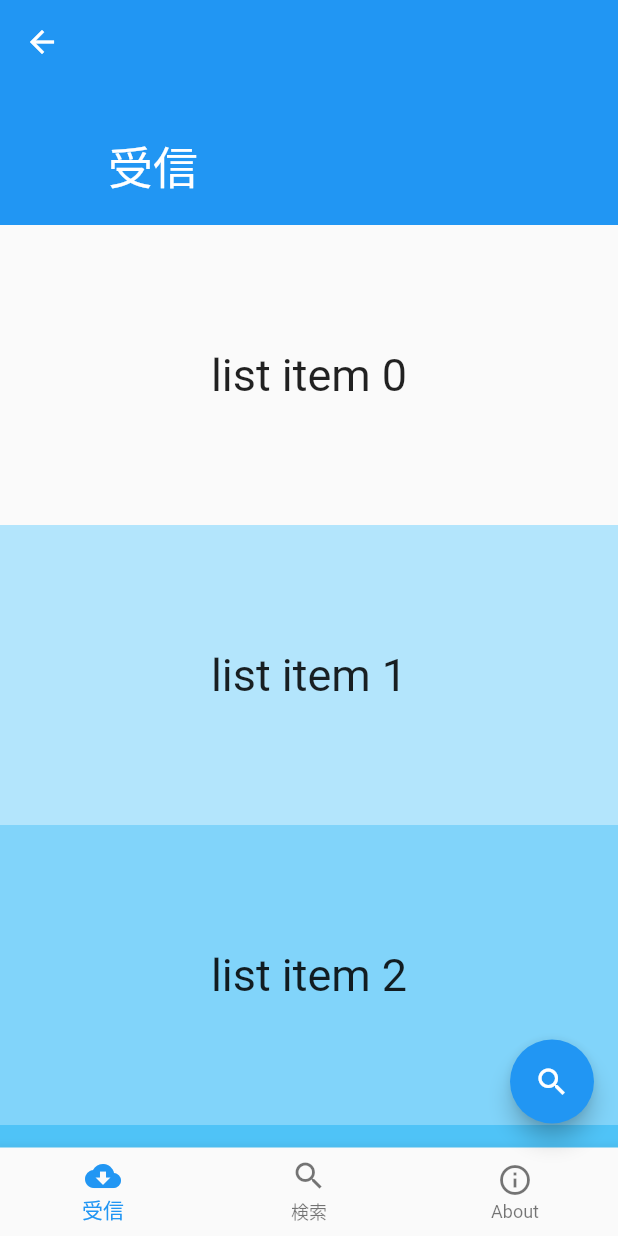
After one commit to ywarahi/flutter_sample_app, a Flutter app: the MyApp screen opened by its route, on a phone screen of 412 x 824 dp. The commit adds this screen. Run offline on Flutter 3.47's test engine with Material 2 defaults, Android fonts, the phone set to English and light mode, and no system bars; our stand-ins replace flutter_riverpod, stack_trace, state_notifier; missing offline and left inert: flutter_state_notifier.

Commit message:
improve appl_template: add inbox-page, about-page.

```diff
--- /dev/null
+++ b/lib/appl_template/inbox_page.dart
@@ -0,0 +1,35 @@
+import 'package:flutter/material.dart';
+
+class InboxPage extends StatelessWidget {
+  InboxPage(Key key) : super(key: key);
+
+  @override
+  Widget build(BuildContext context) {
+    return CustomScrollView(
+      slivers: <Widget>[
+        const SliverAppBar(
+          floating: true,
+          pinned: true,
+          snap: true,
+          expandedHeight: 150.0,
+          flexibleSpace: FlexibleSpaceBar(
+            title: Text('受信'),
+          ),
+        ),
+        SliverFixedExtentList(
+          itemExtent: 200.0,
+          delegate: SliverChildBuilderDelegate(
+                (BuildContext context, int index) {
+              return Container(
+                alignment: Alignment.center,
+                color: Colors.lightBlue[100 * (index % 9)],
+                child: Text('list item $index', style: TextStyle(fontSize: 30),),
+              );
+            },
+          ),
+        ),
+      ],
+    );
+  }
+
+}
--- a/lib/billi_news_client/my_app.dart
+++ b/lib/appl_template/my_app.dart
@@ -1,6 +1,10 @@
 // Sample: BottomNavigationBar
 import 'package:flutter/material.dart';
-import 'package:flutter_sample_app/billi_news_client/tabs.dart';
+import 'package:flutter_sample_app/appl_template/about_page.dart';
+import 'package:flutter_sample_app/appl_template/inbox_page.dart';
+import 'package:flutter_sample_app/appl_template/tabs_page.dart';
+
+import 'tab1_page.dart';
 
 class MyApp extends StatefulWidget {
   @override
@@ -14,7 +18,7 @@ class _MyAppState extends State<MyApp> {
   @override
   void initState() {
     super.initState();
-    _pageController = PageController();
+    _pageController = PageController(keepPage: true);
   }
 
   @override
@@ -30,9 +34,10 @@ class _MyAppState extends State<MyApp> {
         controller: _pageController,
         onPageChanged: onPageChanged,
         children: [
-          Tabs('受信'),
-          Tabs('検索'),
-          Tabs('About'),
+          InboxPage(PageStorageKey<String>('InboxPage')),
+          //Tab1Page('受信'), // InboxView(), //('受信'),
+          TabsPage('検索', PageStorageKey<String>('Tabs')),
+          AboutPage(PageStorageKey<String>('AboutPage')),
         ],
       ),
       bottomNavigationBar: BottomNavigationBar(
@@ -44,6 +49,7 @@ class _MyAppState extends State<MyApp> {
           BottomNavigationBarItem(icon: Icon(Icons.info_outline), title: Text("About")),
         ],
       ),
+      floatingActionButton: FloatingActionButton(child: Icon(Icons.search),),
     );
   }
 
@@ -61,25 +67,3 @@ class _MyAppState extends State<MyApp> {
     });
   }
 }
-
-//class PageWidget extends StatelessWidget {
-//  final Color color;
-//  final String title;
-//
-//  PageWidget({Key key, this.color, this.title}) : super(key: key);
-//
-//  @override
-//  Widget build(BuildContext context) {
-//    return Container(
-//      color: color,
-//      child: Center(
-//        child: Text(
-//          title,
-//          style: TextStyle(
-//            fontSize: 25,
-//          ),
-//        ),
-//      ),
-//    );
-//  }
-//}
--- a/lib/main.dart
+++ b/lib/main.dart
@@ -1,5 +1,5 @@
 import 'package:flutter/material.dart';
-import 'package:flutter_sample_app/billi_news_client/my_app.dart' as BNC;
+import 'package:flutter_sample_app/appl_template/my_app.dart' as Appl;
 import 'package:flutter_sample_app/original/my_app.dart' as Original;
 import 'package:flutter_sample_app/state_notifier/my_app.dart' as StateNotifier;
 import 'package:flutter_sample_app/state_notifier2/my_app.dart'
@@ -18,7 +18,7 @@ void main() {
     title: 'Billiards News',
     home: HomePage(),
     routes: {
-      '/BNC': (BuildContext context) => BNC.MyApp(),
+      '/APPL': (BuildContext context) => Appl.MyApp(),
       '/ORIGINAL': (BuildContext context) => Original.MyApp(),
       '/HERO': (BuildContext context) => Hero.MyApp(),
       '/RIVERPOD': (BuildContext context) => Riverpod.MyApp(),
@@ -54,7 +54,7 @@ class HomePage extends StatelessWidget {
       drawer: DrawerView(),
       body: ListView(
         children: <Widget>[
-          getItem('BNC', '/BNC'),
+          getItem('APPL', '/APPL'),
           getItem('ORIGINAL', '/ORIGINAL'),
           getItem('HERO', '/HERO'),
           getItem('RIVERPOD', '/RIVERPOD'),
```
Also changed, not shown: lib/appl_template/about_page.dart (added, +34 -0 lines), lib/appl_template/tab1_page.dart (renamed from lib/billi_news_client/tabs.dart, +11 -10 lines), lib/appl_template/tabs_page.dart (added, +67 -0 lines).
